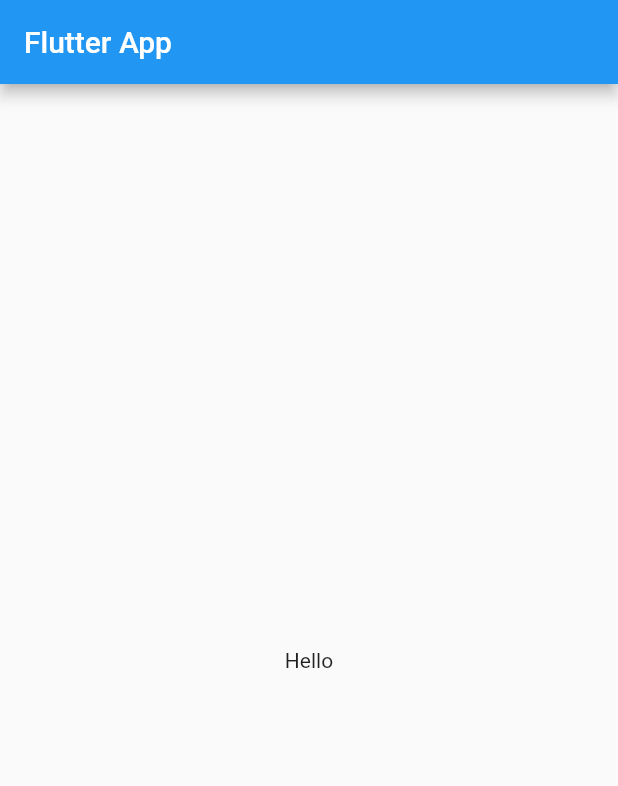
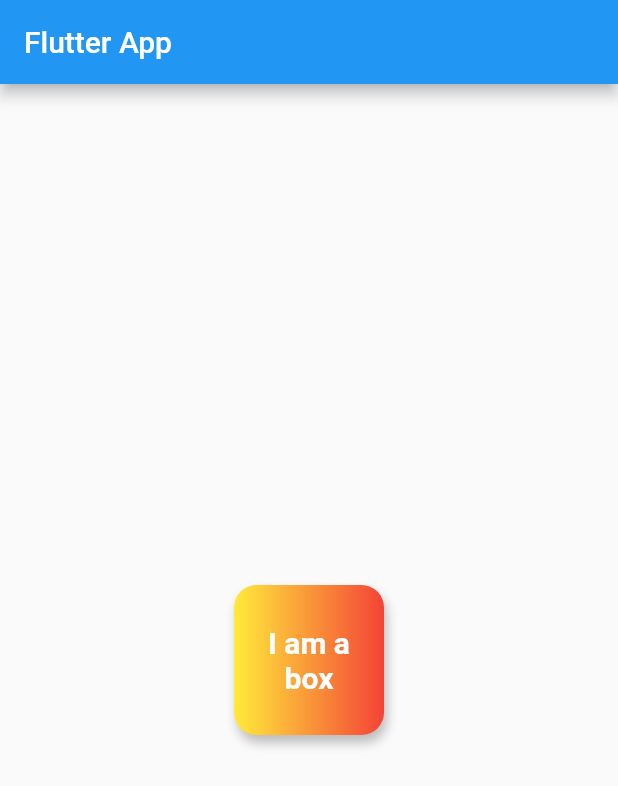
Before and after one commit to shreyansh-jain/awesomeapp, a Flutter app: the screen it shows after launch, on a phone screen of 412 x 824 dp. Shown: the top 786 px of the screen. Run offline on Flutter 3.47's test engine with Material 2 defaults, Android fonts, the phone set to English and light mode, and no system bars.

Commit message:
chapter 3 complete

```diff
--- a/lib/main.dart
+++ b/lib/main.dart
@@ -1,22 +1,38 @@
 import 'package:flutter/material.dart';
 
-void main(){
-  runApp(MaterialApp(
-    title: 'Awesome App',
-    home: HomePage()
-  ));
+void main() {
+  runApp(MaterialApp(title: 'Awesome App', home: HomePage()));
 }
 
 class HomePage extends StatelessWidget {
   @override
   Widget build(BuildContext context) {
     return Scaffold(
-      appBar: AppBar(
-        title: Text('Flutter App')
-      ),
-      body: Container(
-        child: Center(child: Text('Hello'))
-      ),
-    );
+        appBar: AppBar(title: Text('Flutter App')),
+        body: Center(
+            child: Container(
+                padding: const EdgeInsets.all(8),
+                alignment: Alignment.center,
+                decoration: BoxDecoration(
+                    borderRadius: BorderRadius.circular(15),
+                    boxShadow: [
+                      BoxShadow(
+                          color: Colors.grey[400],
+                          blurRadius: 5,
+                          spreadRadius: 0,
+                          offset: Offset(2.0, 5.0))
+                    ],
+                    color: Colors.yellow,
+                    gradient:
+                        LinearGradient(colors: [Colors.yellow, Colors.red])),
+                width: 100,
+                height: 100,
+                child: Text('I am a box',
+                    textAlign: TextAlign.center,
+                    style: TextStyle(
+                      color: Colors.white,
+                      fontWeight: FontWeight.bold,
+                      fontSize: 20
+                    )))));
   }
 }
```
